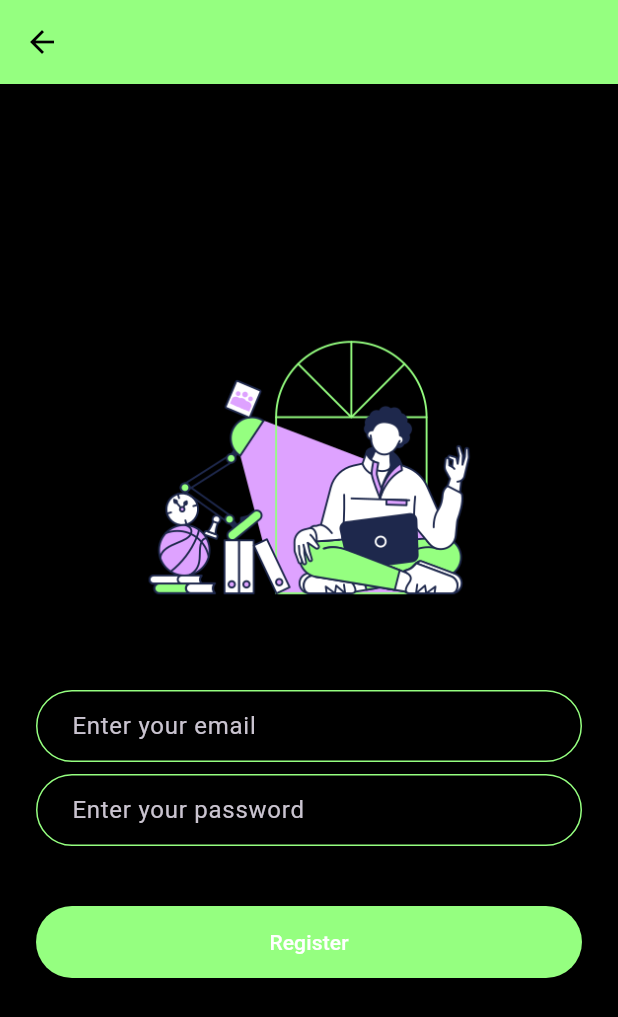
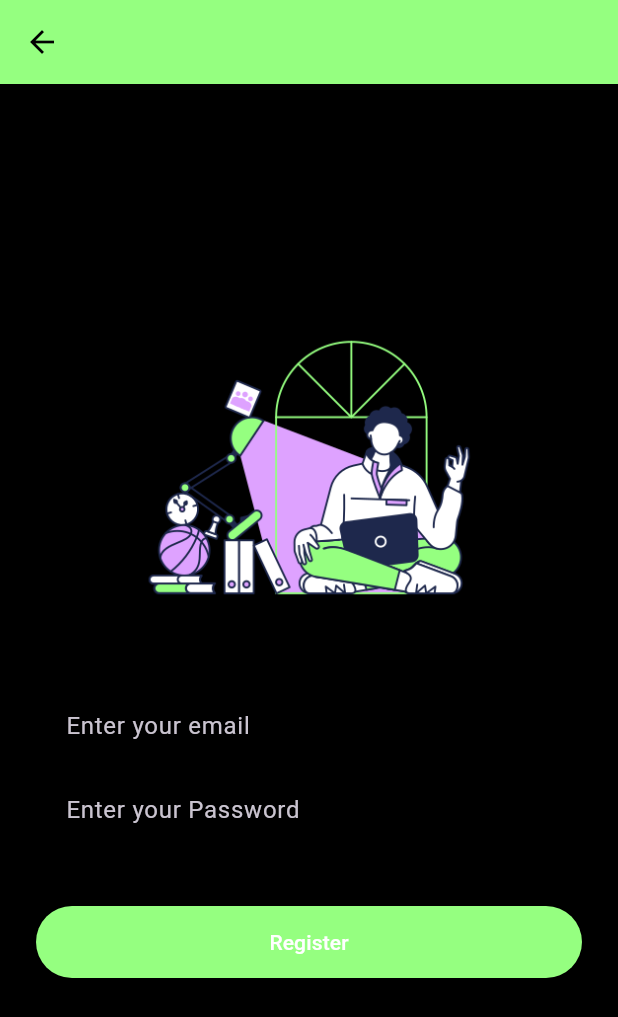
Before and after one commit to Abhishekraina7/chitchat, a Flutter app: the RegistrationScreen screen opened by its route, on a phone screen of 412 x 824 dp. Shown: the top 1017 px of the screen. Run offline on Flutter 3.47's test engine with Material 3 defaults, Android fonts, the phone set to English and light mode, and no system bars; our stand-ins replace animated_text_kit.

Commit message:
Modulirized the new Decorations of text field and made a new constant for acessing it across screens.

```diff
--- a/lib/screens/chat_screen.dart
+++ b/lib/screens/chat_screen.dart
@@ -3,6 +3,7 @@ import 'package:chitchat/constants.dart';
 
 class ChatScreen extends StatefulWidget {
   static const String id = 'welcomeScreen';
+
   const ChatScreen({super.key});
 
   @override
@@ -17,12 +18,12 @@ class ChatScreenState extends State<ChatScreen> {
         leading: null,
         actions: <Widget>[
           IconButton(
-              icon: Icon(Icons.close),
+              icon: const Icon(Icons.close),
               onPressed: () {
                 //Implement logout functionality
               }),
         ],
-        title: Text('⚡️Chat'),
+        title: const Text('⚡️Chat'),
         backgroundColor: Colors.lightBlueAccent,
       ),
       body: SafeArea(
--- a/lib/screens/registration_screen.dart
+++ b/lib/screens/registration_screen.dart
@@ -42,22 +42,7 @@ class RegistrationScreenState extends State<RegistrationScreen> {
               onChanged: (value) {
                 //Do something with the user input.
               },
-              decoration: const InputDecoration(
-                hintText: 'Enter your email',
-                contentPadding:
-                    EdgeInsets.symmetric(vertical: 10.0, horizontal: 20.0),
-                border: OutlineInputBorder(
-                  borderRadius: BorderRadius.all(Radius.circular(32.0)),
-                ),
-                enabledBorder: OutlineInputBorder(
-                  borderSide: BorderSide(color: Color(0xFF95FF80), width: 1.0),
-                  borderRadius: BorderRadius.all(Radius.circular(32.0)),
-                ),
-                focusedBorder: OutlineInputBorder(
-                  borderSide: BorderSide(color: Color(0xFF95FF80), width: 2.0),
-                  borderRadius: BorderRadius.all(Radius.circular(32.0)),
-                ),
-              ),
+              decoration: kMessageTextFieldDecoration.copyWith(hintText: 'Enter your email'),
             ),
             const SizedBox(
               height: 8.0,
@@ -66,27 +51,12 @@ class RegistrationScreenState extends State<RegistrationScreen> {
               onChanged: (value) {
                 //Do something with the user input.
               },
-              decoration: const InputDecoration(
-                hintText: 'Enter your password',
-                contentPadding:
-                    EdgeInsets.symmetric(vertical: 10.0, horizontal: 20.0),
-                border: OutlineInputBorder(
-                  borderRadius: BorderRadius.all(Radius.circular(32.0)),
-                ),
-                enabledBorder: OutlineInputBorder(
-                  borderSide: BorderSide(color: Color(0xFF95FF80), width: 1.0),
-                  borderRadius: BorderRadius.all(Radius.circular(32.0)),
-                ),
-                focusedBorder: OutlineInputBorder(
-                  borderSide: BorderSide(color: Color(0xFF95FF80), width: 2.0),
-                  borderRadius: BorderRadius.all(Radius.circular(32.0)),
-                ),
-              ),
+              decoration:kMessageTextFieldDecoration.copyWith(hintText: 'Enter your Password'),
             ),
             const SizedBox(
               height: 24.0,
             ),
-            Buttons(color: const Color(0xFF95FF80), name: 'Register', onPressed: (){}),
+            Buttons(color: const Color(0xFF95FF80), name: 'Register', onPressed: (){}), // Refactored code
           ],
         ),
       ),
```
